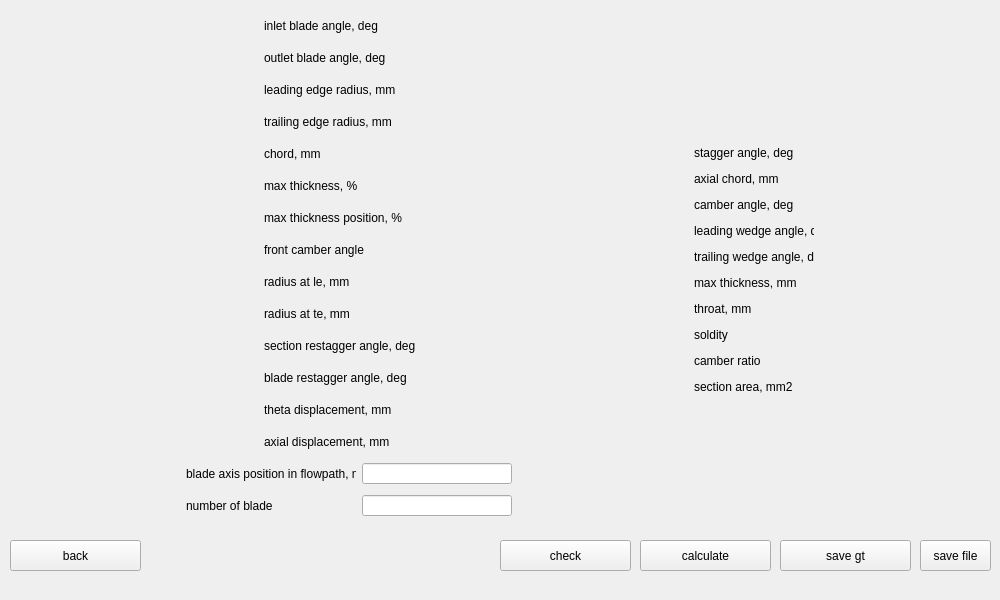
Above: window_parameters.ui from borodarussia/compressor_profiler before the change. Below: the same form after it.
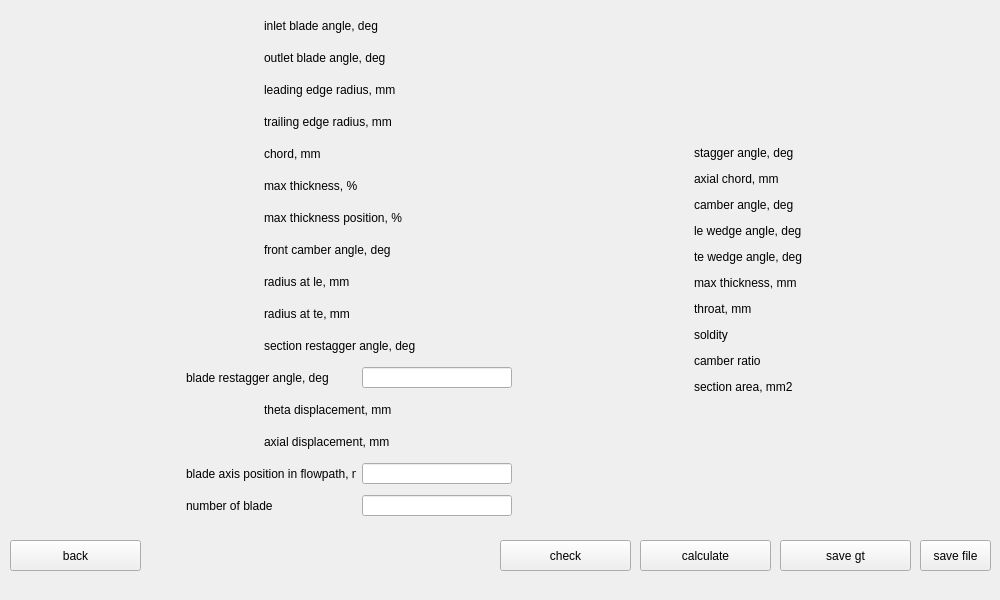
That is the form after the change.

Commit message: add all cells to input and output data

The edit to the form file:
```diff
--- a/window_parameters.ui
+++ b/window_parameters.ui
@@ -215,7 +215,7 @@
            </size>
           </property>
           <property name="text">
-           <string>front camber angle</string>
+           <string>front camber angle, deg</string>
           </property>
          </widget>
         </item>
@@ -291,7 +291,7 @@
        </layout>
       </item>
       <item>
-       <layout class="QHBoxLayout" name="horizontalLayout_13">
+       <layout class="QHBoxLayout" name="hLayout_restagger_blade" stretch="1,1">
         <item>
          <widget class="QLabel" name="label_12">
           <property name="minimumSize">
@@ -311,6 +311,16 @@
           </property>
          </widget>
         </item>
+        <item>
+         <widget class="QLineEdit" name="lineEdit_blade_restagger_angle">
+          <property name="maximumSize">
+           <size>
+            <width>150</width>
+            <height>21</height>
+           </size>
+          </property>
+         </widget>
+        </item>
        </layout>
       </item>
       <item>
@@ -526,7 +536,7 @@
              </size>
             </property>
             <property name="text">
-             <string>leading wedge angle, deg</string>
+             <string>le wedge angle, deg</string>
             </property>
            </widget>
           </item>
@@ -549,7 +559,7 @@
              </size>
             </property>
             <property name="text">
-             <string>trailing wedge angle, deg</string>
+             <string>te wedge angle, deg</string>
             </property>
            </widget>
           </item>
```
Left out of the diff: 52 changed lines with no effect on the pictures. The commit also changes 2 other files.
